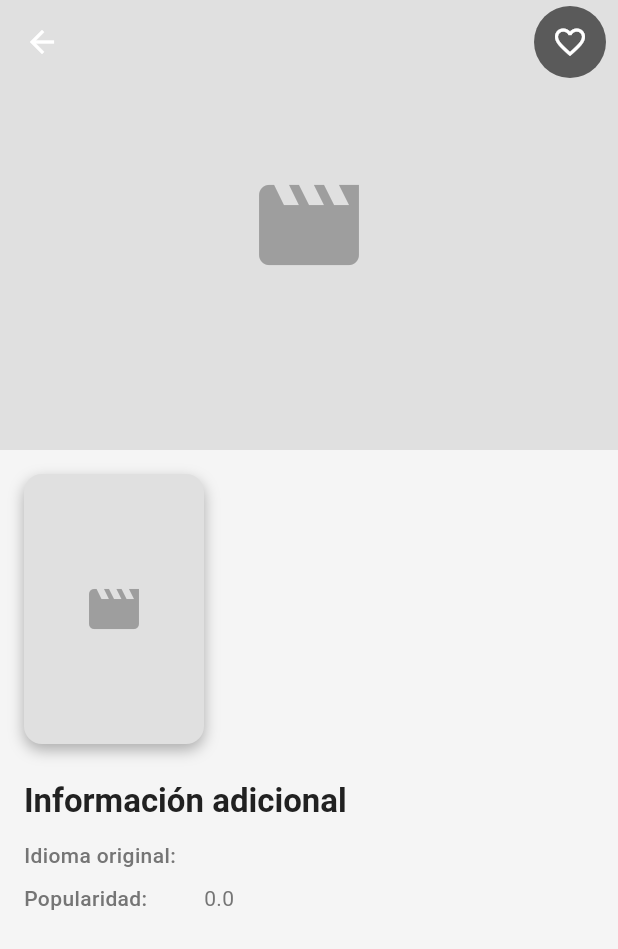
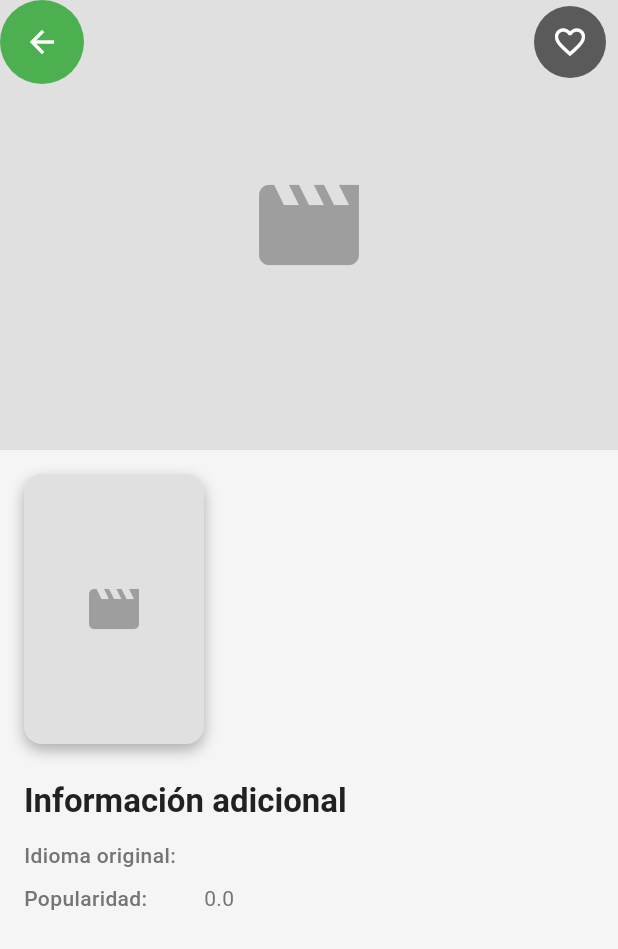
Before and after one commit to ARoSistemas/test_movies_app, a Flutter app: the MovieDetailsPage screen opened directly, on a phone screen of 412 x 824 dp. Shown: the top 949 px of the screen. Run offline on Flutter 3.47's test engine with Material 3 defaults, Android fonts, the phone set to English and light mode, and no system bars; our stand-ins replace cached_network_image, shared_preferences; missing offline and left inert: skeleton_loader; accounts and stored records are empty; network calls fail.

Commit message:
Fix: Add a back button to the movie details page header ---

```diff
--- a/lib/app/data/datasources/local/favorites_service.dart
+++ b/lib/app/data/datasources/local/favorites_service.dart
@@ -34,9 +34,6 @@ class FavoritesService {
 
   /// SharedPreferences instance
   final UserPref _userPref;
-
-  /// Key for storing favorite movies in SharedPreferences
-  static const String _favoritesKey = 'favorite_movies';
 
   /// Get all favorite movies.
   ///
--- a/lib/app/presentation/pages/details/movie_details_page.dart
+++ b/lib/app/presentation/pages/details/movie_details_page.dart
@@ -56,6 +56,13 @@ class MovieDetailsPage extends StatelessWidget {
             expandedHeight: 300,
             pinned: true,
             flexibleSpace: FlexibleSpaceBar(background: _buildBackdropImage()),
+            leading: CircleAvatar(
+              backgroundColor: Colors.green,
+              child: IconButton(
+                icon: const Icon(Icons.arrow_back, color: Colors.white),
+                onPressed: () => Navigator.of(context).pop(),
+              ),
+            ),
             actions: [
               Consumer<FavoritesProvider>(
                 builder: (context, favoritesProvider, child) {
--- a/lib/app/presentation/widgets/loading_grid.dart
+++ b/lib/app/presentation/widgets/loading_grid.dart
@@ -57,7 +57,7 @@ class MovieCardSkeleton extends StatelessWidget {
       shape: RoundedRectangleBorder(borderRadius: BorderRadius.circular(12)),
       child: SkeletonLoader(
         builder: Container(
-          height: 280, // Altura fija para evitar overflow
+          height: 250, // Altura fija para evitar overflow
           decoration: BoxDecoration(borderRadius: BorderRadius.circular(12)),
           child: Column(
             crossAxisAlignment: CrossAxisAlignment.start,
@@ -95,11 +95,11 @@ class MovieCardSkeleton extends StatelessWidget {
                           ),
                         ),
                       ),
-                      const SizedBox(height: 4),
+                      // const SizedBox(height: 1),
 
                       // Subtitle placeholder
                       Container(
-                        height: 10,
+                        height: 5,
                         width: 60,
                         decoration: BoxDecoration(
                           color: Colors.grey,
```
Also changed, not shown: 2 other files.
